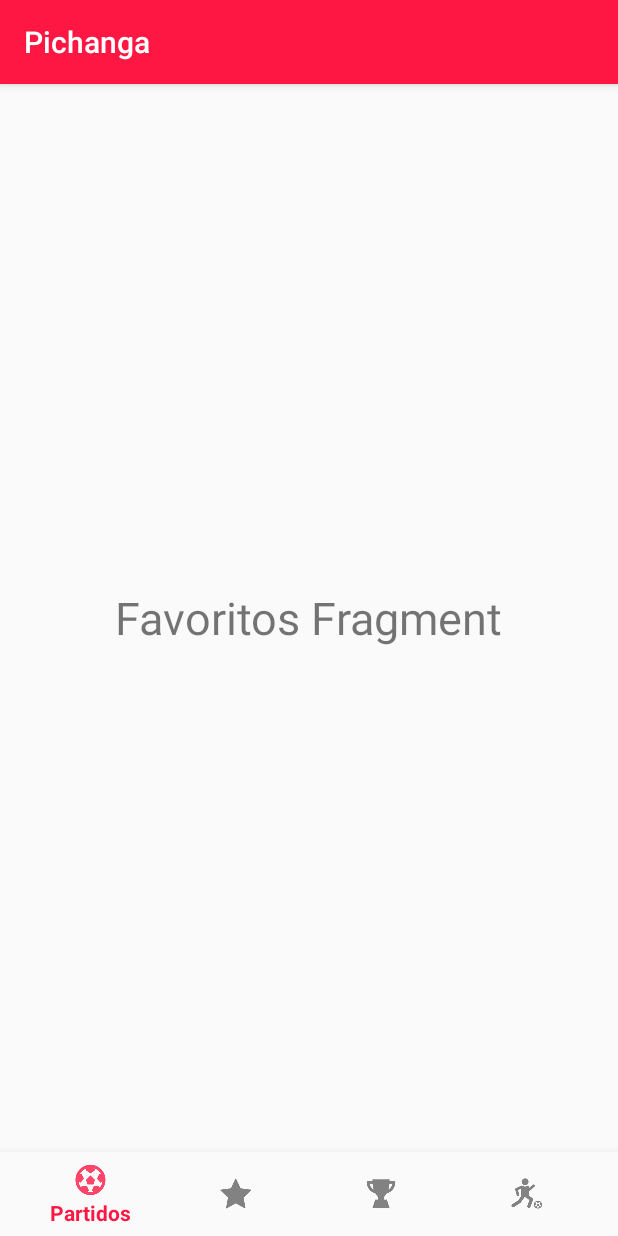
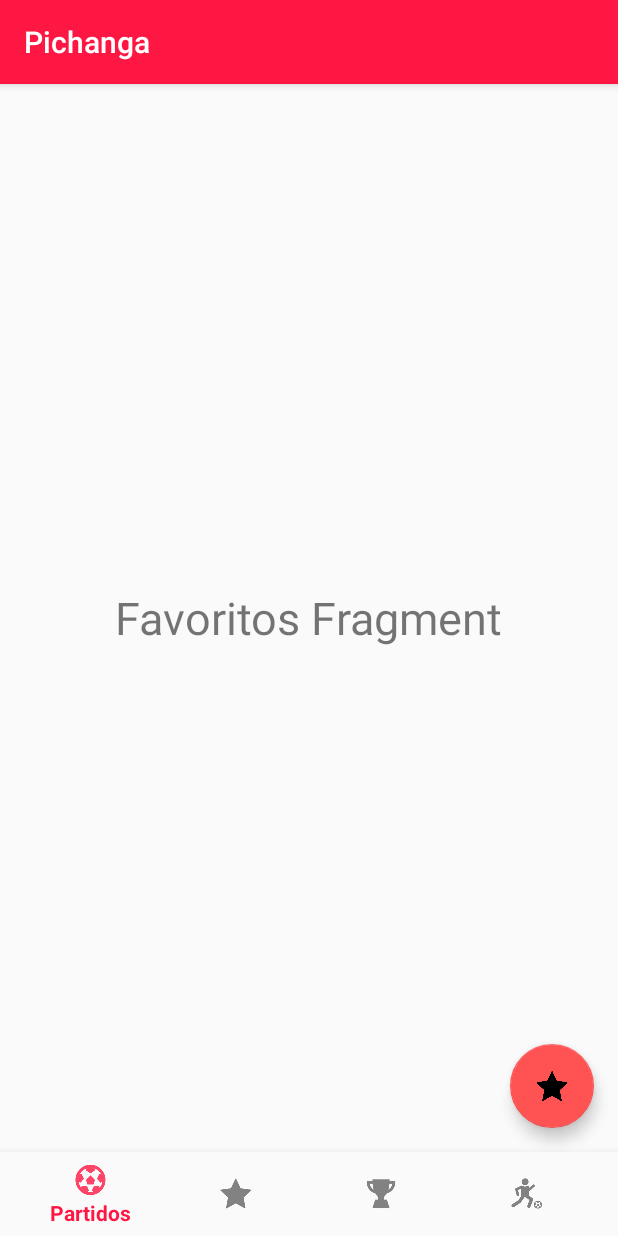
Before and after one commit to DonPolluelo/AppPichanga, an Android app: the fragment FavoritosFragment placed in its activity, on a phone screen of 412 x 824 dp. Run offline under Robolectric (Android 15) with nearby library versions, the phone set to English and light mode, and no system bars.

Commit message:
Floating action button

```diff
--- a/app/src/main/java/com/pichangaexample/pichanga/FavoritosFragment.java
+++ b/app/src/main/java/com/pichangaexample/pichanga/FavoritosFragment.java
@@ -1,7 +1,10 @@
 package com.pichangaexample.pichanga;
 
+import android.content.Intent;
 import android.os.Bundle;
 import android.support.annotation.Nullable;
+import android.support.design.widget.FloatingActionButton;
+import android.support.design.widget.Snackbar;
 import android.support.v4.app.Fragment;
 import android.view.LayoutInflater;
 import android.view.View;
@@ -12,6 +15,15 @@ public class FavoritosFragment extends Fragment {
     @Nullable
     @Override
     public View onCreateView(LayoutInflater inflater, @Nullable ViewGroup container, @Nullable Bundle savedInstanceState) {
-        return inflater.inflate(R.layout.fragment_favoritos, container, false);
+        View view = inflater.inflate(R.layout.fragment_favoritos, container, false);
+        FloatingActionButton fab = (FloatingActionButton) view.findViewById(R.id.floatingButtonCrearLiga);
+        fab.setOnClickListener(new View.OnClickListener() {
+            @Override
+            public void onClick(View v) {
+                Intent i = new Intent(getActivity(),CrearLigaActivity.class);
+                startActivity(i);
+           }
+        });
+        return view;
     }
 }
--- a/app/src/main/res/layout/crear_liga_activity.xml
+++ b/app/src/main/res/layout/crear_liga_activity.xml
@@ -46,10 +46,13 @@
     </LinearLayout>
 
     <ListView
+        android:id="@+id/listViewCrearLiga"
         android:layout_width="match_parent"
         android:layout_height="match_parent"
         android:layout_marginLeft="16dp"
-        android:layout_marginRight="16dp"></ListView>
+        android:layout_marginRight="16dp">
+
+    </ListView>
 
     <Button
         android:id="@+id/buttonCrearLiga"
--- a/app/src/main/res/layout/fragment_favoritos.xml
+++ b/app/src/main/res/layout/fragment_favoritos.xml
@@ -1,6 +1,7 @@
 <?xml version="1.0" encoding="utf-8"?>
 
 <RelativeLayout xmlns:android="http://schemas.android.com/apk/res/android"
+    xmlns:app="http://schemas.android.com/apk/res-auto"
     android:layout_width="match_parent"
     android:layout_height="match_parent">
 
@@ -11,4 +12,13 @@
         android:textSize="30sp"
         android:layout_centerInParent="true"/>
 
+    <android.support.design.widget.FloatingActionButton
+        android:id="@+id/floatingButtonCrearLiga"
+        android:layout_width="wrap_content"
+        android:layout_height="wrap_content"
+        android:layout_alignParentBottom="true"
+        android:layout_alignParentEnd="true"
+        android:layout_margin="16dp"
+        app:srcCompat="@drawable/star"/>
+
 </RelativeLayout>
```
